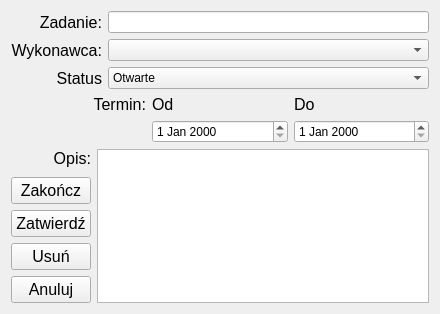
First picture: the form in project_managment/project_managment/edycja_zadanie_okno.ui, repository Sleyn2/IO_projectmanagement, before the edit.
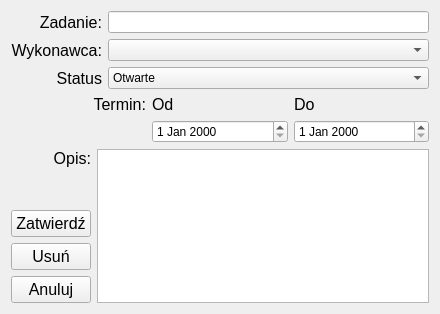
Second picture: the form after the edit.

Diff of the .ui file:
```diff
--- a/project_managment/project_managment/edycja_zadanie_okno.ui
+++ b/project_managment/project_managment/edycja_zadanie_okno.ui
@@ -209,18 +209,6 @@
          </property>
         </spacer>
        </item>
-       <item>
-        <widget class="QPushButton" name="pushButton_zakoncz_zadanie">
-         <property name="font">
-          <font>
-           <pointsize>12</pointsize>
-          </font>
-         </property>
-         <property name="text">
-          <string>Zakończ</string>
-         </property>
-        </widget>
-       </item>
        <item>
         <widget class="QPushButton" name="pushButton_potwierdz">
          <property name="font">
```
